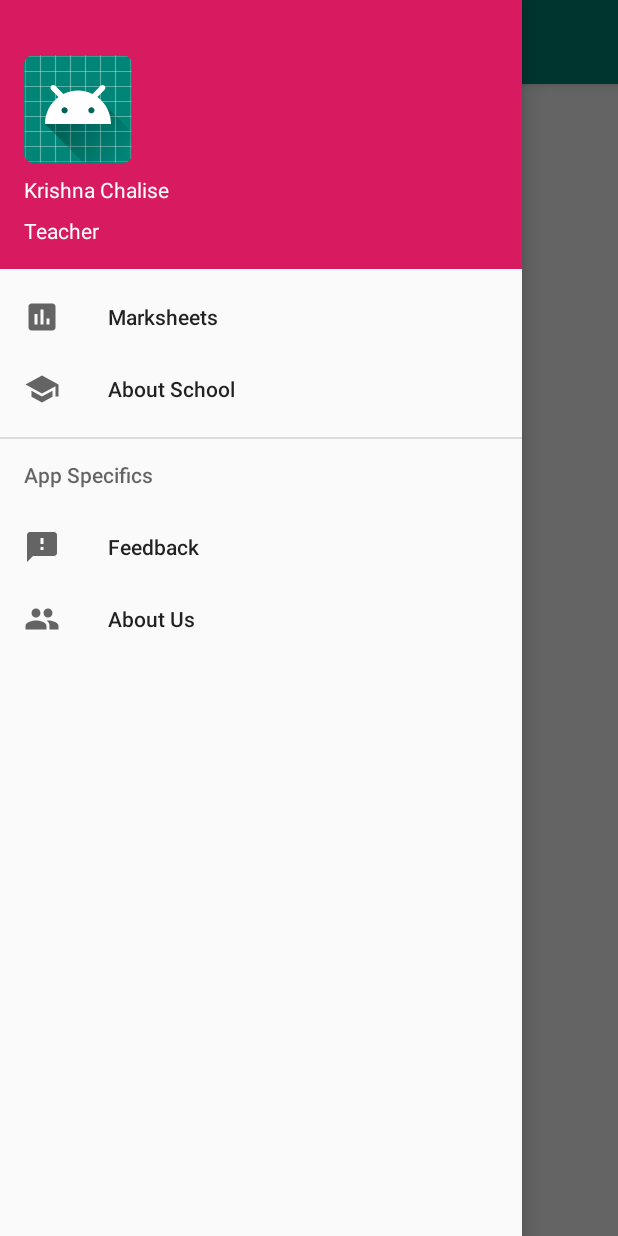
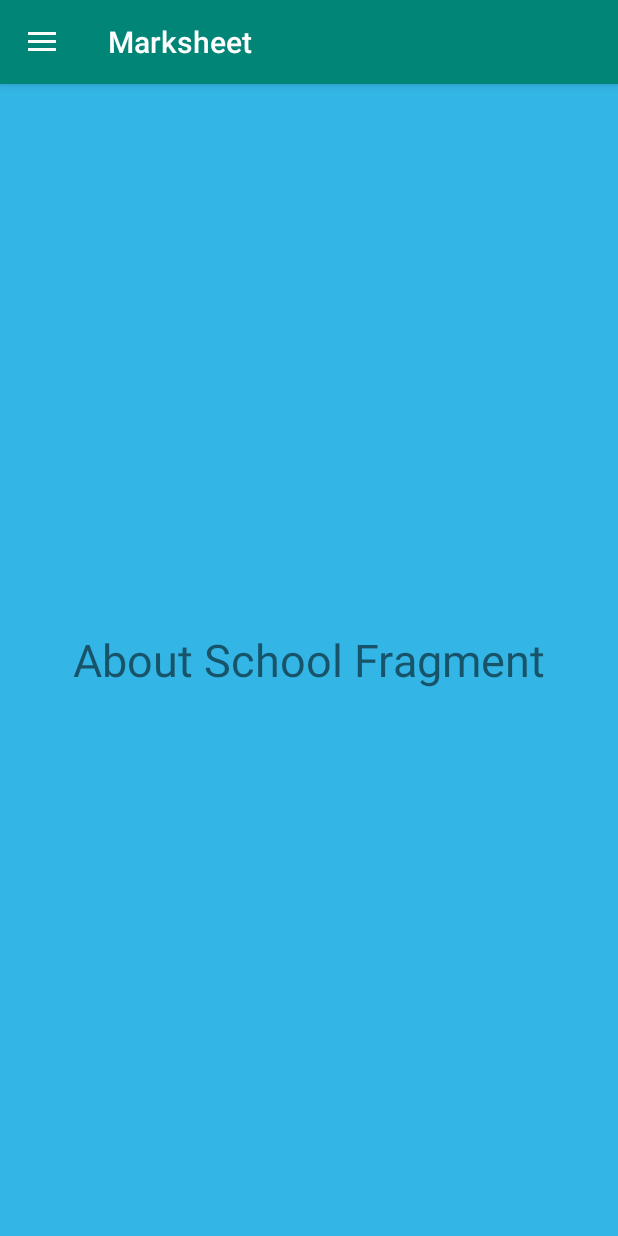
Before and after one commit to chalisekrishna418/marksheet, an Android app: the DashboardActivity screen opened directly, with no data from a screen before it, in the side drawer, after a tap on "About School", on a phone screen of 412 x 824 dp. Run offline under Robolectric (Android 15) with nearby library versions, the phone set to English and light mode, and no system bars.

Commit message:
add dummy marksheet and about School fragments

```diff
--- /dev/null
+++ b/app/src/main/java/com/example/marksheet/AboutSchoolFragment.java
@@ -0,0 +1,18 @@
+package com.example.marksheet;
+
+import android.os.Bundle;
+import android.support.annotation.NonNull;
+import android.support.annotation.Nullable;
+import android.support.v4.app.Fragment;
+import android.view.LayoutInflater;
+import android.view.View;
+import android.view.ViewGroup;
+
+public class AboutSchoolFragment extends Fragment {
+
+    @Nullable
+    @Override
+    public View onCreateView(@NonNull LayoutInflater inflater, @Nullable ViewGroup container, @Nullable Bundle savedInstanceState) {
+        return inflater.inflate(R.layout.fragment_about_school, container, false);
+    }
+}
--- a/app/src/main/java/com/example/marksheet/DashboardActivity.java
+++ b/app/src/main/java/com/example/marksheet/DashboardActivity.java
@@ -1,13 +1,17 @@
 package com.example.marksheet;
 
+import android.support.annotation.NonNull;
+import android.support.design.widget.NavigationView;
 import android.support.v4.view.GravityCompat;
 import android.support.v4.widget.DrawerLayout;
 import android.support.v7.app.ActionBarDrawerToggle;
 import android.support.v7.app.AppCompatActivity;
 import android.os.Bundle;
 import android.support.v7.widget.Toolbar;
+import android.view.MenuItem;
+import android.widget.Toast;
 
-public class DashboardActivity extends AppCompatActivity {
+public class DashboardActivity extends AppCompatActivity implements NavigationView.OnNavigationItemSelectedListener {
     private DrawerLayout drawer;
 
     @Override
@@ -20,10 +24,35 @@ public class DashboardActivity extends AppCompatActivity {
 
         drawer = findViewById(R.id.drawer_layout);
 
+        NavigationView navigationView = findViewById(R.id.nav_view);
+        navigationView.setNavigationItemSelectedListener(this);
+
         ActionBarDrawerToggle actionBarDrawerToggle = new ActionBarDrawerToggle(this, drawer, toolbar,
                 R.string.open_navigation_drawer, R.string.close_navigation_drawer);
         drawer.addDrawerListener(actionBarDrawerToggle);
         actionBarDrawerToggle.syncState();
+        if (savedInstanceState == null) {
+            getSupportFragmentManager().beginTransaction().replace(R.id.fragment_container, new MarksheetFragment()).commit();
+            navigationView.setCheckedItem(R.id.marksheet);
+        }
+    }
+
+    @Override
+    public boolean onNavigationItemSelected(@NonNull MenuItem menuItem) {
+        switch (menuItem.getItemId()){
+            case R.id.marksheet:
+                getSupportFragmentManager().beginTransaction().replace(R.id.fragment_container, new MarksheetFragment()).commit();
+                break;
+            case R.id.aboutschool:
+                getSupportFragmentManager().beginTransaction().replace(R.id.fragment_container, new AboutSchoolFragment()).commit();
+                break;
+            case R.id.feedback:
+                Toast.makeText(this, "Feedback Button", Toast.LENGTH_SHORT).show();
+            case R.id.aboutus:
+                Toast.makeText(this, "About App Button Clicked", Toast.LENGTH_SHORT).show();
+        }
+        drawer.closeDrawer(GravityCompat.START);
+        return true;
     }
 
     @Override
--- /dev/null
+++ b/app/src/main/java/com/example/marksheet/MarksheetFragment.java
@@ -0,0 +1,18 @@
+package com.example.marksheet;
+
+import android.os.Bundle;
+import android.support.annotation.NonNull;
+import android.support.annotation.Nullable;
+import android.support.v4.app.Fragment;
+import android.view.LayoutInflater;
+import android.view.View;
+import android.view.ViewGroup;
+
+public class MarksheetFragment extends Fragment {
+
+    @Nullable
+    @Override
+    public View onCreateView(@NonNull LayoutInflater inflater, @Nullable ViewGroup container, @Nullable Bundle savedInstanceState) {
+        return inflater.inflate(R.layout.fragment_marksheet, container, false);
+    }
+}
--- /dev/null
+++ b/app/src/main/res/layout/fragment_about_school.xml
@@ -0,0 +1,14 @@
+<?xml version="1.0" encoding="utf-8"?>
+<RelativeLayout xmlns:android="http://schemas.android.com/apk/res/android"
+    android:layout_width="match_parent"
+    android:layout_height="match_parent"
+    android:background="@android:color/holo_blue_light">
+
+    <TextView
+        android:layout_width="wrap_content"
+        android:layout_height="wrap_content"
+        android:text="About School Fragment"
+        android:textSize="30sp"
+        android:layout_centerInParent="true"/>
+
+</RelativeLayout>
--- /dev/null
+++ b/app/src/main/res/layout/fragment_marksheet.xml
@@ -0,0 +1,14 @@
+<?xml version="1.0" encoding="utf-8"?>
+<RelativeLayout xmlns:android="http://schemas.android.com/apk/res/android"
+    android:layout_width="match_parent"
+    android:layout_height="match_parent"
+    android:background="@android:color/holo_blue_light">
+
+    <TextView
+        android:layout_width="wrap_content"
+        android:layout_height="wrap_content"
+        android:text="Marksheet Fragment"
+        android:textSize="30sp"
+        android:layout_centerInParent="true"/>
+
+</RelativeLayout>
```
